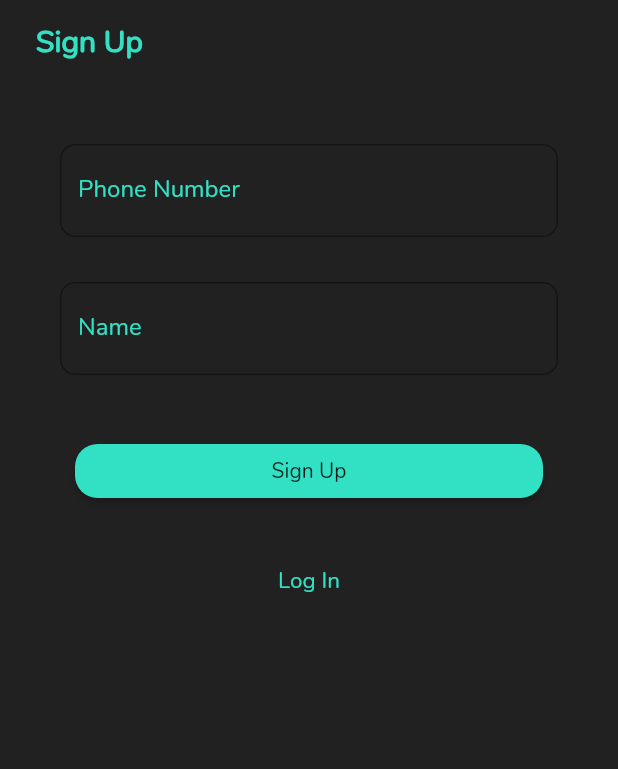
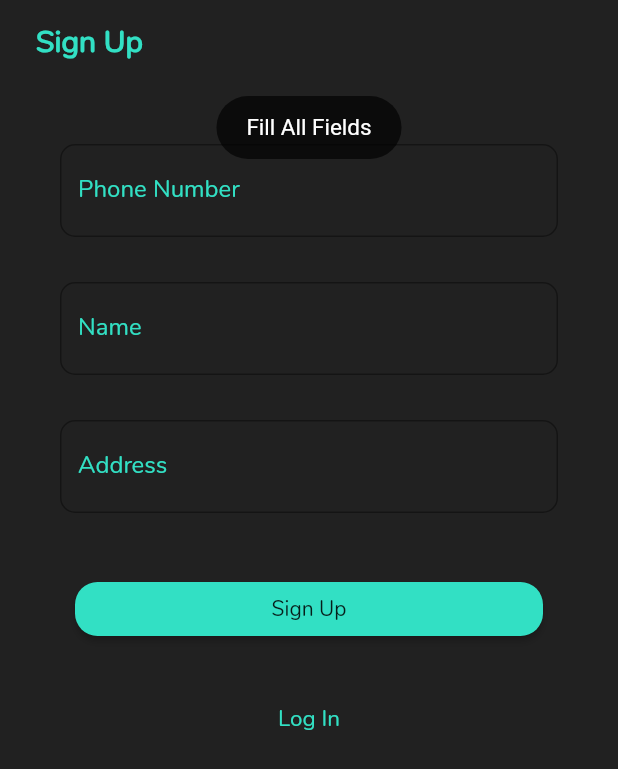
Before and after one commit to ankithans/help-me, a Flutter app: the SignUpPage screen opened directly, after a tap on "Sign Up", on a phone screen of 412 x 824 dp. Shown: the top 769 px of the screen. Run offline on Flutter 3.47's test engine with Material 2 defaults, Android fonts, the phone set to English and light mode, and no system bars; our stand-ins replace firebase_messaging, flare_flutter, flutter_local_notifications, flutter_secure_storage, fluttertoast, location and 1 more; accounts and stored records are empty.

```diff
--- a/client/helpMe/lib/pages/auth/signup/ui.dart
+++ b/client/helpMe/lib/pages/auth/signup/ui.dart
@@ -1,6 +1,10 @@
 import 'package:flutter/material.dart';
+import 'package:flutter_secure_storage/flutter_secure_storage.dart';
 import 'package:helpMe/constants.dart';
 import 'package:helpMe/pages/auth/login/ui.dart';
+import 'package:location/location.dart';
+import 'package:toast/toast.dart';
+import 'package:http/http.dart' as http;
 //import 'package:helpMe/pages/auth/signup/services.dart';
 class SignUpPage extends StatefulWidget {
   @override
@@ -10,6 +14,7 @@ class SignUpPage extends StatefulWidget {
 class _SignUpPageState extends State<SignUpPage> {
   String _phone = null;
   String _name = null;
+  String _address = null;
   @override
   Widget build(BuildContext context) {
     return Scaffold(
@@ -76,14 +81,61 @@ class _SignUpPageState extends State<SignUpPage> {
               ),
             ),
             Padding(
+              padding: const EdgeInsets.all(15.0),
+              child: TextField(
+                keyboardType: TextInputType.streetAddress,
+                decoration: InputDecoration(
+                  disabledBorder: OutlineInputBorder(
+                    borderRadius: BorderRadius.circular(10.0),
+                    borderSide: BorderSide(width: 2.0, color: primaryColor),
+                  ),
+                  border: OutlineInputBorder(
+                    borderRadius: BorderRadius.circular(10.0),
+                    borderSide: BorderSide(width: 2.0, color: primaryColor),
+                  ),
+                  labelText: 'Address',
+                  labelStyle: TextStyle(
+                    color: primaryColor
+                  ),
+                ),
+                style: TextStyle(
+                  color: fontColor
+                ),
+                onChanged: (value) {
+                  setState(() {
+                    _address= value;
+                  });
+                },
+              ),
+            ),
+            Padding(
               padding: const EdgeInsets.all(25.0),
               child: RaisedButton(
                 child: Text('Sign Up'),
-                onPressed: (){
-                  if(_phone != null && _name != null){
+                onPressed: () async {
+                  if(_phone != null && _name != null && _address != null){
                     String phone = _phone.trim();
                     print(phone);
-                    //SignUpService().registerUser(context, phone: phone);
+                    Location _location = Location();
+                    var _locationData = await _location.getLocation();
+                    print('Latitude: ${_locationData.latitude}\nLongitude: ${_locationData.latitude}');
+                    if(_phone.length == 10){
+                      FlutterSecureStorage _storage = FlutterSecureStorage();
+                      var fcmToken = await _storage.read(key: 'fcmToken');
+                      print(fcmToken);
+                      var body = {
+                        'phone': _phone,
+                        'location': {
+                          'type': 'Point',
+                          'coordinates': [_locationData.longitude, _locationData.latitude],
+                        },
+                        'fcmToken': fcmToken,
+                      };
+                      print(body);
+                    }
+                  }
+                  else{
+                    Toast.show('Fill All Fields', context, gravity: Toast.TOP, duration: Toast.LENGTH_LONG);
                   }
                 },
                 shape: RoundedRectangleBorder(
--- a/client/helpMe/pubspec.yaml
+++ b/client/helpMe/pubspec.yaml
@@ -34,6 +34,7 @@ dependencies:
   flutter_secure_storage: ^3.3.5
   flutter_local_notifications: ^3.0.1+2
   fluttertoast: ^7.1.1
+  workmanager: ^0.2.3
 
   # The following adds the Cupertino Icons font to your application.
   # Use with the CupertinoIcons class for iOS style icons.
```
Also changed, not shown: client/helpMe/pubspec.lock, 1 other file.
